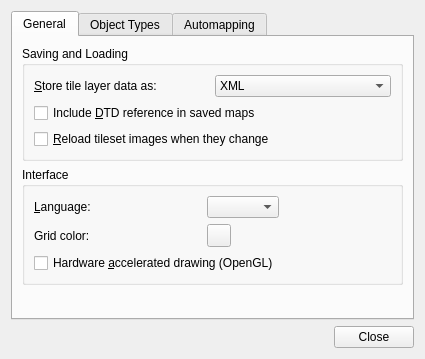
mapeditor/tiled, file src/tiled/preferencesdialog.ui: the form before one commit.
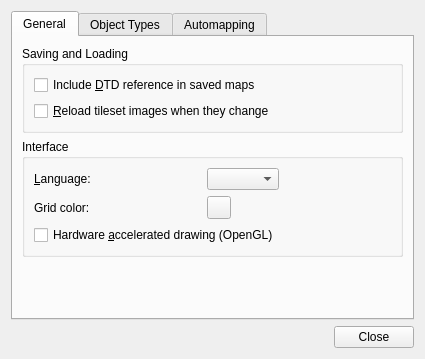
The form after the commit. Icons and pictures are not drawn. Custom widgets are drawn as their Qt base class.

Commit message:
Moved the layer format setting to the 'New Map' dialog
This should avoid confusion about the setting in the preferences not
taking effect and make it clear that it is a map setting now.

This change is jumping through some hoops to avoid breaking string
freeze, hence the use of QCoreApplication::translate.

Closes #447

What changed in the file:
```diff
--- a/src/tiled/preferencesdialog.ui
+++ b/src/tiled/preferencesdialog.ui
@@ -6,8 +6,8 @@
    <rect>
     <x>0</x>
     <y>0</y>
-    <width>462</width>
-    <height>392</height>
+    <width>421</width>
+    <height>369</height>
    </rect>
   </property>
   <property name="windowTitle">
@@ -33,53 +33,7 @@
           <string>Saving and Loading</string>
          </property>
          <layout class="QGridLayout" name="gridLayout">
-          <item row="0" column="0">
-           <widget class="QLabel" name="label">
-            <property name="text">
-             <string>&amp;Store tile layer data as:</string>
-            </property>
-            <property name="buddy">
-             <cstring>layerDataCombo</cstring>
-            </property>
-           </widget>
-          </item>
-          <item row="0" column="1">
-           <widget class="QComboBox" name="layerDataCombo">
-            <item>
-             <property name="text">
-              <string>XML</string>
-             </property>
-            </item>
-            <item>
-             <property name="text">
-              <string>Base64 (uncompressed)</string>
-             </property>
-            </item>
-            <item>
-             <property name="text">
-              <string>Base64 (gzip compressed)</string>
-             </property>
-            </item>
-            <item>
-             <property name="text">
-              <string>Base64 (zlib compressed)</string>
-             </property>
-            </item>
-            <item>
-             <property name="text">
-              <string>CSV</string>
-             </property>
-            </item>
-           </widget>
-          </item>
-          <item row="2" column="0" colspan="2">
-           <widget class="QCheckBox" name="reloadTilesetImages">
-            <property name="text">
-             <string>&amp;Reload tileset images when they change</string>
-            </property>
-           </widget>
-          </item>
-          <item row="1" column="0" colspan="2">
+          <item row="0" column="0" colspan="2">
            <widget class="QCheckBox" name="enableDtd">
             <property name="toolTip">
              <string>Not enabled by default since a reference to an external DTD is known to cause problems with some XML parsers.</string>
@@ -89,6 +43,13 @@
             </property>
            </widget>
           </item>
+          <item row="1" column="0" colspan="2">
+           <widget class="QCheckBox" name="reloadTilesetImages">
+            <property name="text">
+             <string>&amp;Reload tileset images when they change</string>
+            </property>
+           </widget>
+          </item>
          </layout>
         </widget>
        </item>
```
Left out of the diff: 1 changed line with no effect on the pictures. The commit also changes 9 other files.
